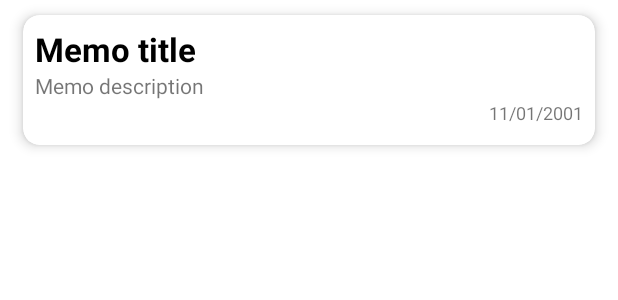
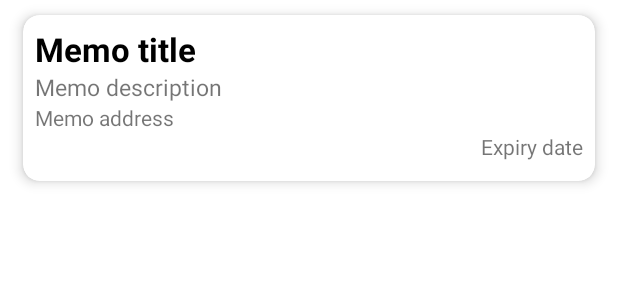
Before and after one commit to LucaAnto01/Memorandum, an Android app: the layout activity_memo.xml on its own in the app's theme, with its tools: preview values and no code run, on a phone screen of 412 x 824 dp. Shown: the top 300 px of the screen. Run offline under Robolectric (Android 15) with nearby library versions, the phone set to English and light mode, and no system bars.

```diff
--- a/app/src/main/res/layout/activity_memo.xml
+++ b/app/src/main/res/layout/activity_memo.xml
@@ -30,17 +30,36 @@
             android:layout_height="wrap_content"
             android:layout_below="@+id/twTitle"
             android:text="Memo description"
-            android:textSize="14dp"/>
+            android:textSize="15dp"
+            android:maxLines="3"
+            android:scrollbars="vertical"/>
 
         <TextView
+            android:id="@+id/twAddress"
+            android:layout_width="match_parent"
+            android:layout_height="wrap_content"
+            android:layout_below="@+id/twDescription"
+            android:textSize="14dp"
+            android:text="Memo address"/>
+
+        <TextView
+            android:id="@+id/twExpiryDate"
+            android:layout_width="match_parent"
+            android:layout_height="wrap_content"
+            android:layout_below="@+id/twAddress"
+            android:textSize="14dp"
+            android:text="Expiry date"
+            android:gravity="end"/>
+
+        <!--<TextView
             android:id="@+id/twExpirationDate"
             android:layout_width="match_parent"
             android:layout_height="wrap_content"
-            android:layout_below="@+id/twDescription"
+            android:layout_below="@+id/twExpiryDate"
             android:text="11/01/2001"
             android:textSize="12dp"
             android:fontFamily="sans-serif"
-            android:gravity="end"/>
+            android:gravity="end"/> -->
 
     </RelativeLayout>
 
```
Also changed, not shown: app/src/main/java/com/lapp/memorandum/AddMemoActivity.java (+11 -3 lines), app/src/main/java/com/lapp/memorandum/AllMemo_Fragment.java (+59 -41 lines), app/src/main/java/com/lapp/memorandum/models/Memo.java (+32 -0 lines).
